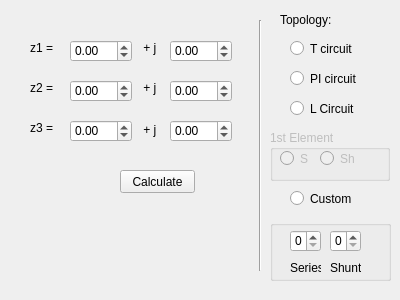
Robo-Sapien/Software-Development-for-I-O-circuit-analysis-for-MMIC-and-power-amplfiers-using-Smith-Chart, file dialogmat.ui: the form before one commit.
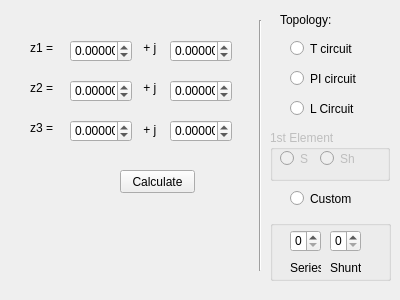
The form after the commit.

Diff of the .ui file:
```diff
--- a/dialogmat.ui
+++ b/dialogmat.ui
@@ -48,6 +48,9 @@
      <height>22</height>
     </rect>
    </property>
+   <property name="decimals">
+    <number>5</number>
+   </property>
    <property name="minimum">
     <double>-10000.000000000000000</double>
    </property>
@@ -67,6 +70,9 @@
      <height>22</height>
     </rect>
    </property>
+   <property name="decimals">
+    <number>5</number>
+   </property>
    <property name="minimum">
     <double>-10000.000000000000000</double>
    </property>
@@ -112,6 +118,9 @@
      <height>22</height>
     </rect>
    </property>
+   <property name="decimals">
+    <number>5</number>
+   </property>
    <property name="minimum">
     <double>-10000.000000000000000</double>
    </property>
@@ -131,6 +140,9 @@
      <height>22</height>
     </rect>
    </property>
+   <property name="decimals">
+    <number>5</number>
+   </property>
    <property name="minimum">
     <double>-10000.000000000000000</double>
    </property>
@@ -150,6 +162,9 @@
      <height>22</height>
     </rect>
    </property>
+   <property name="decimals">
+    <number>5</number>
+   </property>
    <property name="minimum">
     <double>-10000.000000000000000</double>
    </property>
@@ -221,6 +236,9 @@
      <height>22</height>
     </rect>
    </property>
+   <property name="decimals">
+    <number>5</number>
+   </property>
    <property name="minimum">
     <double>-10000.000000000000000</double>
    </property>
```
